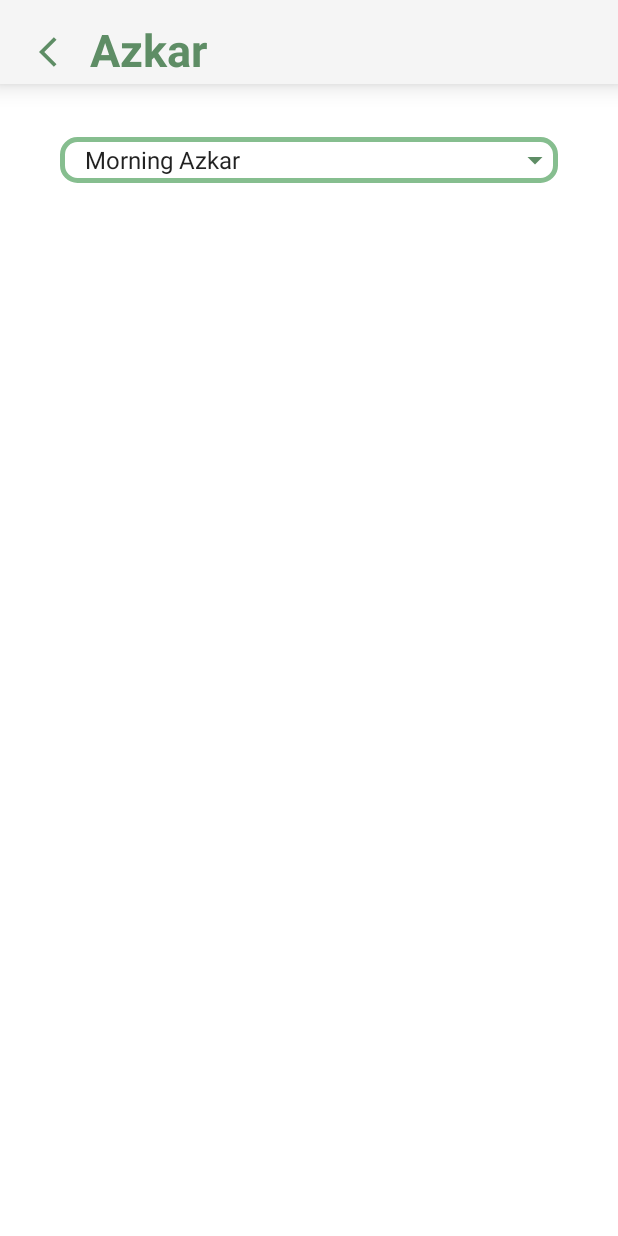
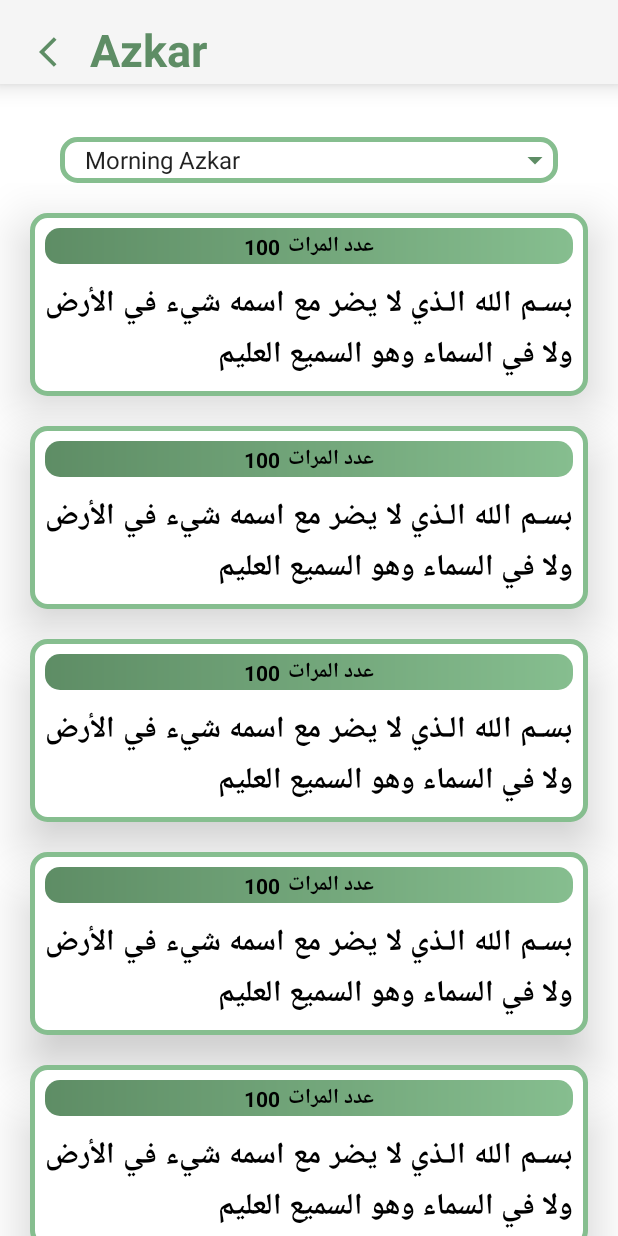
Before and after one commit to mazen-mahmoud16/Al-Muslim, an Android app: the AzkarActivity screen opened directly, with no data from a screen before it, on a phone screen of 412 x 824 dp. Run offline under Robolectric (Android 15) with nearby library versions, the light colour scheme and no system bars.

Commit message:
Creating Adapter and model for azkar and testing the recycler view with dummy data

```diff
--- a/app/src/main/java/com/example/elaislami/Activity/AzkarActivity.java
+++ b/app/src/main/java/com/example/elaislami/Activity/AzkarActivity.java
@@ -1,6 +1,8 @@
 package com.example.elaislami.Activity;
 import androidx.appcompat.app.AppCompatActivity;
 import androidx.appcompat.widget.Toolbar;
+import androidx.recyclerview.widget.LinearLayoutManager;
+import androidx.recyclerview.widget.RecyclerView;
 
 import android.content.Intent;
 import android.os.Bundle;
@@ -11,14 +13,20 @@ import android.widget.ImageButton;
 import android.widget.Spinner;
 import android.widget.Toast;
 
+import com.example.elaislami.Adapter.AzkarAdapter;
+import com.example.elaislami.Model.AzkarModel;
 import com.example.elaislami.R;
+
+import java.util.ArrayList;
 
 
 public class AzkarActivity extends AppCompatActivity implements AdapterView.OnItemSelectedListener {
-    String[] azkar = {"Morning Azkar", "Night Azkar", "Travel Azkar"};
+    String[] azkar = {"Morning Azkar", "Night Azkar"};
 
 
     ImageButton back_btn;
+    ArrayList<AzkarModel> azkarModels=new ArrayList<>();
+    RecyclerView azkarRV;
 
     @Override
     protected void onCreate(Bundle savedInstanceState) {
@@ -48,6 +56,20 @@ public class AzkarActivity extends AppCompatActivity implements AdapterView.OnIt
             }
         });
 
+        azkarRV =findViewById(R.id.AzkarRV);
+        azkarModels.add(new AzkarModel("بسـم الله الـذي لا يضر مع اسمه شيء في الأرض ولا في السماء وهو السميع العليم", 100));
+        azkarModels.add(new AzkarModel("بسـم الله الـذي لا يضر مع اسمه شيء في الأرض ولا في السماء وهو السميع العليم", 100));
+        azkarModels.add(new AzkarModel("بسـم الله الـذي لا يضر مع اسمه شيء في الأرض ولا في السماء وهو السميع العليم", 100));
+        azkarModels.add(new AzkarModel("بسـم الله الـذي لا يضر مع اسمه شيء في الأرض ولا في السماء وهو السميع العليم", 100));
+        azkarModels.add(new AzkarModel("بسـم الله الـذي لا يضر مع اسمه شيء في الأرض ولا في السماء وهو السميع العليم", 100));
+        azkarModels.add(new AzkarModel("بسـم الله الـذي لا يضر مع اسمه شيء في الأرض ولا في السماء وهو السميع العليم", 100));
+        azkarModels.add(new AzkarModel("بسـم الله الـذي لا يضر مع اسمه شيء في الأرض ولا في السماء وهو السميع العليم", 100));
+        azkarModels.add(new AzkarModel("بسـم الله الـذي لا يضر مع اسمه شيء في الأرض ولا في السماء وهو السميع العليم", 100));
+
+
+        AzkarAdapter azkarAdapterList=new AzkarAdapter(azkarModels);
+        azkarRV.setLayoutManager(new LinearLayoutManager(AzkarActivity.this));
+        azkarRV.setAdapter(azkarAdapterList);
 
     }
 
--- a/app/src/main/java/com/example/elaislami/Activity/SurahDetailActivity.java
+++ b/app/src/main/java/com/example/elaislami/Activity/SurahDetailActivity.java
@@ -13,12 +13,10 @@ import android.view.View;
 import android.widget.ImageView;
 import android.widget.TextView;
 
-import java.text.NumberFormat;
 import java.util.ArrayList;
-import java.util.Locale;
 
 public class SurahDetailActivity extends AppCompatActivity {
-    RecyclerView rv_users;
+    RecyclerView surahDetailRV;
     TextView englishNameTv,arabicNameTv;
     String englishName,arabicName;
     ImageView back_btn;
@@ -45,7 +43,7 @@ public class SurahDetailActivity extends AppCompatActivity {
         englishNameTv.setText(englishName);
         arabicNameTv.setText(arabicName);
 
-        rv_users=findViewById(R.id.SurahDetailRV);
+        surahDetailRV =findViewById(R.id.SurahDetailRV);
         ayaModels.add(new SurahDetailModel("وَبَشِّرِ ٱلَّذِينَ ءَامَنُوا۟ وَعَمِلُوا۟ ٱلصَّـٰلِحَـٰتِ أَنَّ لَهُمْ جَنَّـٰتٍۢ تَجْرِى مِن تَحْتِهَا ٱلْأَنْهَـٰرُ ۖ كُلَّمَا رُزِقُوا۟ مِنْهَا مِن ثَمَرَةٍۢ رِّزْقًۭا ۙ قَالُوا۟ هَـٰذَا ٱلَّذِى رُزِقْنَا مِن قَبْلُ ۖ وَأُتُوا۟ بِهِۦ مُتَشَـٰبِهًۭا ۖ وَلَهُمْ فِيهَآ أَزْوَٰجٌۭ مُّطَهَّرَةٌۭ ۖ وَهُمْ فِيهَا خَـٰلِدُون", 222));
         ayaModels.add(new SurahDetailModel("وَبَشِّرِ ٱلَّذِينَ ءَامَنُوا۟ وَعَمِلُوا۟ ٱلصَّـٰلِحَـٰتِ أَنَّ لَهُمْ جَنَّـٰتٍۢ تَجْرِى مِن تَحْتِهَا ٱلْأَنْهَـٰرُ ۖ كُلَّمَا رُزِقُوا۟ مِنْهَا مِن ثَمَرَةٍۢ رِّزْقًۭا ۙ قَالُوا۟ هَـٰذَا ٱلَّذِى رُزِقْنَا مِن قَبْلُ ۖ وَأُتُوا۟ بِهِۦ مُتَشَـٰبِهًۭا ۖ وَلَهُمْ فِيهَآ أَزْوَٰجٌۭ مُّطَهَّرَةٌۭ ۖ وَهُمْ فِيهَا خَـٰلِدُون", 222));
         ayaModels.add(new SurahDetailModel("وَبَشِّرِ ٱلَّذِينَ ءَامَنُوا۟ وَعَمِلُوا۟ ٱلصَّـٰلِحَـٰتِ أَنَّ لَهُمْ جَنَّـٰتٍۢ تَجْرِى مِن تَحْتِهَا ٱلْأَنْهَـٰرُ ۖ كُلَّمَا رُزِقُوا۟ مِنْهَا مِن ثَمَرَةٍۢ رِّزْقًۭا ۙ قَالُوا۟ هَـٰذَا ٱلَّذِى رُزِقْنَا مِن قَبْلُ ۖ وَأُتُوا۟ بِهِۦ مُتَشَـٰبِهًۭا ۖ وَلَهُمْ فِيهَآ أَزْوَٰجٌۭ مُّطَهَّرَةٌۭ ۖ وَهُمْ فِيهَا خَـٰلِدُون",222));
@@ -57,8 +55,8 @@ public class SurahDetailActivity extends AppCompatActivity {
 
 
         SurahDetailAdapter surahAdapter=new SurahDetailAdapter(ayaModels);
-        rv_users.setLayoutManager(new LinearLayoutManager(SurahDetailActivity.this));
-        rv_users.setAdapter(surahAdapter);
+        surahDetailRV.setLayoutManager(new LinearLayoutManager(SurahDetailActivity.this));
+        surahDetailRV.setAdapter(surahAdapter);
 
 
         back_btn.setOnClickListener(new View.OnClickListener() {
--- a/app/src/main/java/com/example/elaislami/Adapter/AzkarAdapter.java
+++ b/app/src/main/java/com/example/elaislami/Adapter/AzkarAdapter.java
@@ -1,4 +1,58 @@
 package com.example.elaislami.Adapter;
 
-public class AzkarAdapter {
+import android.content.Context;
+import android.view.LayoutInflater;
+import android.view.View;
+import android.view.ViewGroup;
+import android.widget.TextView;
+
+import androidx.annotation.NonNull;
+import androidx.recyclerview.widget.RecyclerView;
+
+import com.example.elaislami.Model.AzkarModel;
+import com.example.elaislami.R;
+
+import java.util.ArrayList;
+
+public class AzkarAdapter extends RecyclerView.Adapter<AzkarAdapter.ViewHolder>{
+    ArrayList<AzkarModel> azkarModelInternal;
+
+    public AzkarAdapter(ArrayList<AzkarModel> azkarModelInternal) {
+        this.azkarModelInternal = azkarModelInternal;
+    }
+    @NonNull
+    @Override
+    public AzkarAdapter.ViewHolder onCreateViewHolder(@NonNull ViewGroup parent, int viewType){
+        Context context=parent.getContext();
+        LayoutInflater inflater=LayoutInflater.from(context);
+        View view=inflater.inflate(R.layout.azkar_item,parent,false);
+        return new AzkarAdapter.ViewHolder(view);
+    }
+
+    @Override
+    public void onBindViewHolder(@NonNull AzkarAdapter.ViewHolder holder, int position){
+
+        holder.zekrContent.setText(azkarModelInternal.get(position).getZekrContent());
+        holder.noOfTimes.setText(String.valueOf(azkarModelInternal.get(position).getNoOfTimes()));
+
+
+    }
+
+    @Override
+    public int getItemCount(){
+        return azkarModelInternal.size();
+    }
+
+    static class ViewHolder extends RecyclerView.ViewHolder {
+        TextView zekrContent;
+        TextView noOfTimes;
+
+        public ViewHolder(@NonNull View itemView) {
+            super(itemView);
+            zekrContent = itemView.findViewById(R.id.zekr_content);
+            noOfTimes = itemView.findViewById(R.id.zekr_no_of_times);
+
+        }
+
+    }
 }
--- /dev/null
+++ b/app/src/main/java/com/example/elaislami/Model/AzkarModel.java
@@ -0,0 +1,20 @@
+package com.example.elaislami.Model;
+
+public class AzkarModel {
+
+    private String zekrContent;
+    private int noOfTimes;
+
+    public AzkarModel(String zekrContent, int no_of_times) {
+        this.zekrContent = zekrContent;
+        this.noOfTimes = no_of_times;
+    }
+
+    public String getZekrContent() {
+        return zekrContent;
+    }
+
+    public int getNoOfTimes() {
+        return noOfTimes;
+    }
+}
--- a/app/src/main/res/layout/azkar_item.xml
+++ b/app/src/main/res/layout/azkar_item.xml
@@ -16,17 +16,17 @@
         android:layout_width="wrap_content"
         android:layout_height="wrap_content"
         android:layout_marginTop="90dp"
-        app:layout_constraintBottom_toBottomOf="@+id/ayaContent"
+        app:layout_constraintBottom_toBottomOf="@+id/zekr_content"
         app:layout_constraintStart_toStartOf="parent"/>
 
     <TextView
-        android:id="@+id/ayaContent"
+        android:id="@+id/zekr_content"
         android:layout_width="wrap_content"
         android:layout_height="wrap_content"
         android:fontFamily="sans-serif"
         android:layout_marginTop="10dp"
         android:justificationMode="inter_word"
-        android:text="بسـم الله الـذي لا يضر مع اسمه شيء في الأرض ولا في السماء وهو السميع العليم "
+        android:text="بسـم الله الـذي لا يضر مع اسمه شيء في الأرض ولا في السماء وهو السميع العليم"
         android:textColor="@color/black"
         android:textSize="20sp"
         android:textStyle="bold"
@@ -42,6 +42,7 @@
         android:layout_height="match_parent"
         android:background="@drawable/rounded_btn"
         app:layout_constraintEnd_toEndOf="parent"
+        app:layout_constraintStart_toStartOf="parent"
         app:layout_constraintTop_toTopOf="parent">
 
         <TextView
@@ -49,24 +50,27 @@
             android:layout_width="wrap_content"
             android:layout_height="wrap_content"
             android:text="عدد المرات"
-            android:textStyle="bold"
             android:textColor="@color/black"
             android:textSize="14sp"
+            android:textStyle="bold"
             app:layout_constraintBottom_toBottomOf="parent"
             app:layout_constraintEnd_toEndOf="parent"
-            app:layout_constraintStart_toStartOf="parent"
+            app:layout_constraintStart_toEndOf="@id/zekr_no_of_times"
             app:layout_constraintTop_toTopOf="parent" />
 
         <TextView
+            android:id="@+id/zekr_no_of_times"
             android:layout_width="wrap_content"
             android:layout_height="wrap_content"
-            android:text="٣"
-            android:textSize="15sp"
+            android:layout_marginEnd="5dp"
+            android:text="١٠٠"
+            android:textColor="@color/black"
+            android:textSize="14sp"
             android:textStyle="bold"
-            android:textColor="@color/black"
-            android:layout_marginEnd="5dp"
             app:layout_constraintBottom_toBottomOf="parent"
-            app:layout_constraintEnd_toStartOf="@+id/textView"
+            app:layout_constraintEnd_toStartOf="@id/textView"
+            app:layout_constraintHorizontal_chainStyle="packed"
+            app:layout_constraintStart_toStartOf="parent"
             app:layout_constraintTop_toTopOf="parent" />
 
     </androidx.constraintlayout.widget.ConstraintLayout>
```
